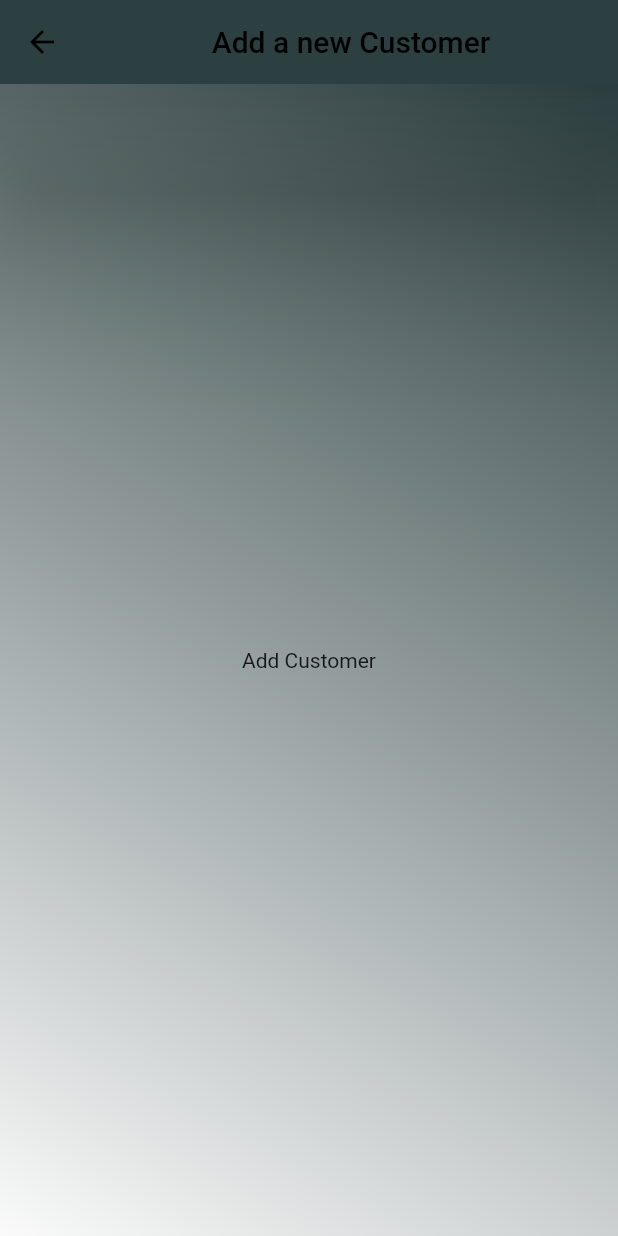
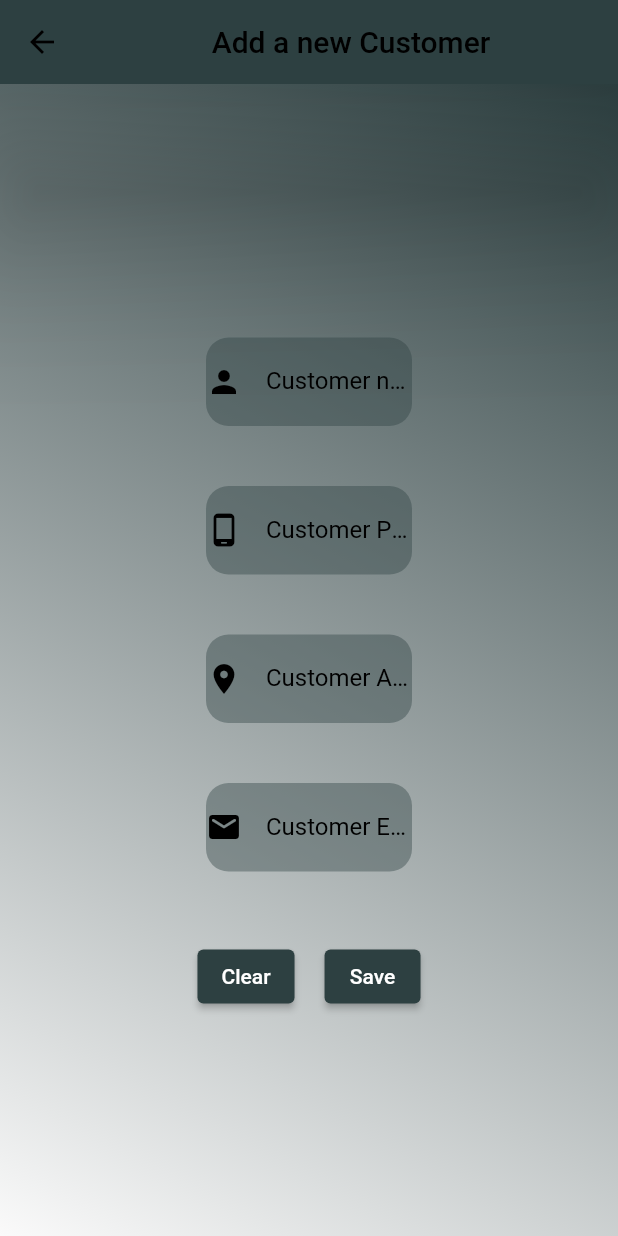
Before and after one commit to Ahmedriyadh19/Management-Factory-System, a Flutter app: the AddCustomerPage screen opened directly, on a phone screen of 412 x 824 dp. Run offline on Flutter 3.47's test engine with Material 2 defaults, Android fonts, the phone set to English and light mode, and no system bars; our stand-ins replace flutter_colorpicker, font_awesome_flutter; missing offline and left inert: desktop_window, flutter_window_close.

Commit message:
Update v88.5

```diff
--- a/lib/Models/customer.dart
+++ b/lib/Models/customer.dart
@@ -1,33 +1,42 @@
 import 'dart:convert';
 
 class Customer {
-  String id;
+  int? id;
+  String idSystem;
   String name;
-  String phone;
-  double loan;
-  double paid;
-  double outstanding;
+  String? phone;
+  String? email;
+  double? loan;
+  double? paid;
+  double? outstanding;
+
   Customer({
-    required this.id,
+    this.id,
+    required this.idSystem,
     required this.name,
-    required this.phone,
-    required this.loan,
-    required this.paid,
-    required this.outstanding,
+    this.phone,
+    this.email,
+    this.loan,
+    this.paid,
+    this.outstanding,
   });
 
   Customer copyWith({
-    String? id,
+    int? id,
+    String? idSystem,
     String? name,
     String? phone,
+    String? email,
     double? loan,
     double? paid,
     double? outstanding,
   }) {
     return Customer(
       id: id ?? this.id,
+      idSystem: idSystem ?? this.idSystem,
       name: name ?? this.name,
       phone: phone ?? this.phone,
+      email: email ?? this.email,
       loan: loan ?? this.loan,
       paid: paid ?? this.paid,
       outstanding: outstanding ?? this.outstanding,
@@ -37,34 +46,51 @@ class Customer {
   Map<String, dynamic> toMap() {
     final result = <String, dynamic>{};
 
+    if (id != null) {
       result.addAll({'id': id});
+    }
+    result.addAll({'idSystem': idSystem});
     result.addAll({'name': name});
+    if (phone != null) {
       result.addAll({'phone': phone});
+    }
+    if (email != null) {
+      result.addAll({'email': email});
+    }
+    if (loan != null) {
       result.addAll({'loan': loan});
+    }
+    if (paid != null) {
       result.addAll({'paid': paid});
+    }
+    if (outstanding != null) {
       result.addAll({'outstanding': outstanding});
+    }
 
     return result;
   }
 
   factory Customer.fromMap(Map<String, dynamic> map) {
     return Customer(
-      id: map['id'] ?? '',
+      id: map['id']?.toInt(),
+      idSystem: map['idSystem'] ?? '',
       name: map['name'] ?? '',
-      phone: map['phone'] ?? '',
-      loan: map['loan']?.toDouble() ?? 0.0,
-      paid: map['paid']?.toDouble() ?? 0.0,
-      outstanding: map['outstanding']?.toDouble() ?? 0.0,
+      phone: map['phone'],
+      email: map['email'],
+      loan: map['loan']?.toDouble(),
+      paid: map['paid']?.toDouble(),
+      outstanding: map['outstanding']?.toDouble(),
     );
   }
 
   String toJson() => json.encode(toMap());
 
-  factory Customer.fromJson(String source) => Customer.fromMap(json.decode(source));
+  factory Customer.fromJson(String source) =>
+      Customer.fromMap(json.decode(source));
 
   @override
   String toString() {
-    return 'Customer(id: $id, name: $name, phone: $phone, loan: $loan, paid: $paid, outstanding: $outstanding)';
+    return 'Customer(id: $id, idSystem: $idSystem, name: $name, phone: $phone, email: $email, loan: $loan, paid: $paid, outstanding: $outstanding)';
   }
 
   @override
@@ -73,8 +99,10 @@ class Customer {
 
     return other is Customer &&
         other.id == id &&
+        other.idSystem == idSystem &&
         other.name == name &&
         other.phone == phone &&
+        other.email == email &&
         other.loan == loan &&
         other.paid == paid &&
         other.outstanding == outstanding;
@@ -83,8 +111,10 @@ class Customer {
   @override
   int get hashCode {
     return id.hashCode ^
+        idSystem.hashCode ^
         name.hashCode ^
         phone.hashCode ^
+        email.hashCode ^
         loan.hashCode ^
         paid.hashCode ^
         outstanding.hashCode;
--- a/lib/Models/id_generator.dart
+++ b/lib/Models/id_generator.dart
@@ -1,4 +1,5 @@
 import 'package:uuid/uuid.dart';
+
 class IDGenerator {
   static String getIDGenerator() {
     return const Uuid().v4().split('-').join();
--- a/lib/View/Main Pages/Add Pages/add_customer.dart
+++ b/lib/View/Main Pages/Add Pages/add_customer.dart
@@ -12,18 +12,151 @@ class AddCustomerPage extends StatefulWidget {
 }
 
 class _AddCustomerPageState extends State<AddCustomerPage> {
-  Widget bodyPage() {
-    return const Text('Add Customer');
+  @override
+  void initState() {
+    super.initState();
+    emptyAllData();
+  }
+
+  static String errorTextHint = '';
+
+  static List<String?> errorsTexts = List.generate(4, (i) => null);
+  static List<TextEditingController> myControllerNewCustomer =
+      List.generate(4, (i) => TextEditingController());
+  Widget bodyPage(BuildContext ctx) {
+    return Center(
+      child: Column(
+        mainAxisAlignment: MainAxisAlignment.center,
+        children: [
+          fieldInput(
+              'Customer name', 'Input Customer Name', Icons.person, 0, ctx),
+          fieldInput('Customer Phone', 'Input Customer Phone',
+              Icons.phone_android_rounded, 1, ctx),
+          fieldInput('Customer Address', 'Input Customer Address',
+              Icons.location_on, 2, ctx),
+          fieldInput('Customer Email', 'Input Customer Email',
+              Icons.email_rounded, 3, ctx),
+          Text(errorTextHint, style: const TextStyle(color: Colors.red)),
+          const SizedBox(height: 10),
+          Center(
+            child: Row(
+              mainAxisAlignment: MainAxisAlignment.center,
+              children: [
+                buttonAction('Clear', 0),
+                const SizedBox(width: 20),
+                buttonAction('Save', 1)
+              ],
+            ),
+          )
+        ],
+      ),
+    );
+  }
+
+  ElevatedButton buttonAction(String txt, int op) {
+    return ElevatedButton(
+        style: ButtonStyle(
+            backgroundColor:
+                MaterialStateProperty.all(Background.currentColor)),
+        onPressed: () {
+          setState(() {
+            if (op == 0) {
+              emptyAllData();
+            } else {
+              emptyDataVisible();
+              validity();
+              showDone(context);
+            }
+          });
+        },
+        child: Text(txt));
+  }
+
+  void emptyDataVisible() {
+    for (int i = 0; i < errorsTexts.length; i++) {
+      errorsTexts[i] = null;
+    }
+    errorTextHint = '';
+  }
+
+  void validity() {
+    if (myControllerNewCustomer[0].text.isEmpty ||
+        myControllerNewCustomer[0].text.trim().isEmpty) {
+      errorsTexts[0] = 'Please at least input the customer name';
+      errorTextHint = 'Check the input';
+    }
+  }
+
+  void emptyAllData() {
+    for (int i = 0; i < errorsTexts.length; i++) {
+      errorsTexts[i] = null;
+      myControllerNewCustomer[i].clear();
+    }
+    errorTextHint = '';
+  }
+
+  Container fieldInput(String label, String hint, IconData icon, int index,
+      BuildContext context) {
+    return Container(
+      width: MediaQuery.of(context).size.width / 3,
+      margin: const EdgeInsets.all(20),
+      decoration: BoxDecoration(
+          borderRadius: BorderRadius.circular(15),
+          color: Background.currentColor.withOpacity(0.4)),
+      child: TextField(
+        decoration: InputDecoration(
+          border: InputBorder.none,
+          focusedBorder: InputBorder.none,
+          enabledBorder: InputBorder.none,
+          errorBorder: InputBorder.none,
+          disabledBorder: InputBorder.none,
+          icon: Icon(
+            icon,
+            color: Colors.black,
+          ),
+          labelText: label,
+          hintText: hint,
+          errorText: errorsTexts[index],
+          labelStyle: const TextStyle(color: Colors.black),
+          iconColor: Colors.black,
+        ),
+        keyboardType: TextInputType.name,
+        controller: myControllerNewCustomer[index],
+      ),
+    );
+  }
+
+  showDone(BuildContext ctx) async {
+    return await showDialog(
+        context: ctx,
+        builder: (ctx) {
+          return AlertDialog(
+            backgroundColor: Background.currentColor.withOpacity(0.7),
+            title: const Text('Success'),
+            content: const Text('Your record has saved successfully'),
+            actions: [
+              ElevatedButton(
+                style: ButtonStyle(
+                    backgroundColor: MaterialStateProperty.all(
+                        Background.currentColor.withOpacity(1))),
+                onPressed: () {
+                  Navigator.of(ctx).pop();
+                },
+                child: const Text('Okay'),
+              )
+            ],
+          );
+        });
   }
 
   @override
   Widget build(BuildContext context) {
     return widget.option != 0
-        ? Background(widget: bodyPage()).build()
+        ? Background(widget: bodyPage(context)).build()
         : Scaffold(
             appBar:
                 CustomizeAppBar().createCustomizeAppBar(widget.appBarTitle!),
-            body: Background(widget: bodyPage()).build(),
+            body: Background(widget: bodyPage(context)).build(),
           );
   }
 }
```
Lines whose indentation alone changed are shown as unchanged.
